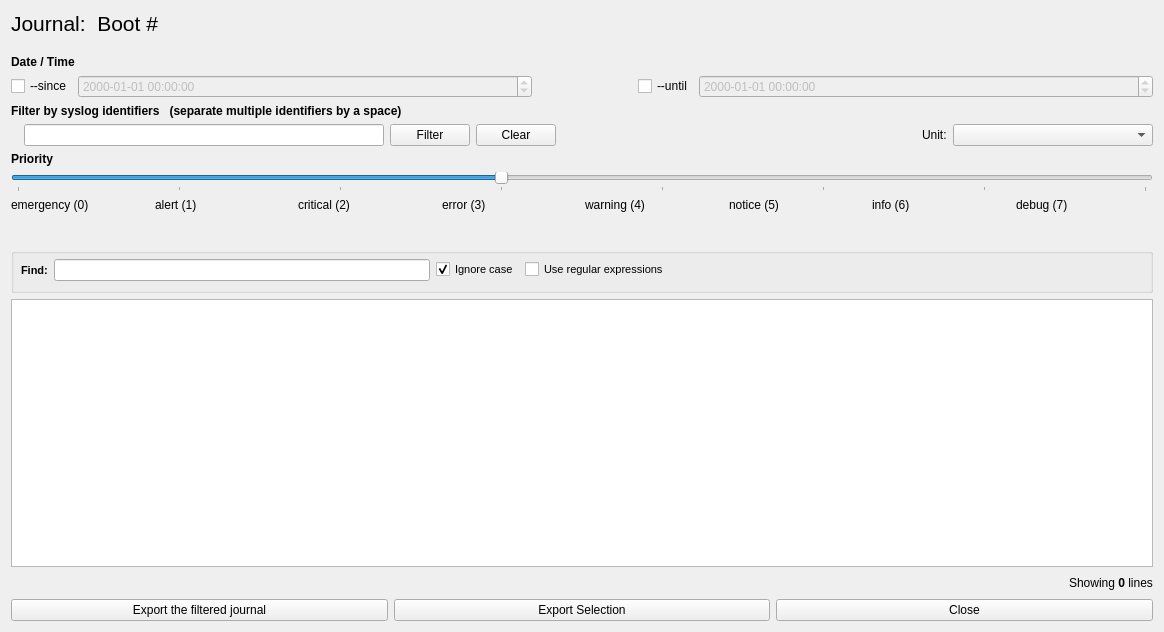
Above: ui/showbootlog.ui from mvaranda/qjournalctl before the change. Below: the same form after it.
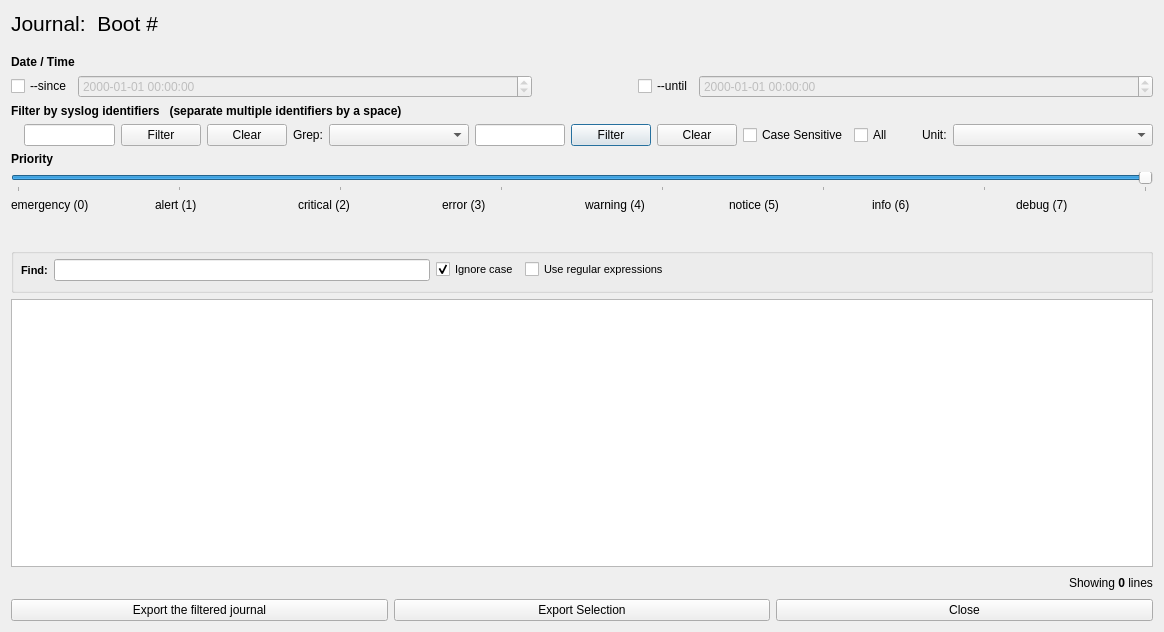
That is the form after the change. Icons and pictures are not drawn.

Commit message: add grep filter.

```diff
--- a/ui/showbootlog.ui
+++ b/ui/showbootlog.ui
@@ -273,6 +273,67 @@
          </property>
         </spacer>
        </item>
+       <item>
+        <widget class="QLabel" name="label_14">
+         <property name="text">
+          <string>Grep:</string>
+         </property>
+        </widget>
+       </item>
+       <item>
+        <widget class="QComboBox" name="grepCombo">
+         <property name="minimumSize">
+          <size>
+           <width>140</width>
+           <height>0</height>
+          </size>
+         </property>
+        </widget>
+       </item>
+       <item>
+        <widget class="QLineEdit" name="grepEditBox"/>
+       </item>
+       <item>
+        <widget class="QPushButton" name="grepFilterBt">
+         <property name="text">
+          <string>Filter</string>
+         </property>
+        </widget>
+       </item>
+       <item>
+        <widget class="QPushButton" name="grepClear">
+         <property name="text">
+          <string>Clear</string>
+         </property>
+        </widget>
+       </item>
+       <item>
+        <widget class="QCheckBox" name="caseCheckBox">
+         <property name="text">
+          <string>Case Sensitive</string>
+         </property>
+        </widget>
+       </item>
+       <item>
+        <widget class="QCheckBox" name="allCheckBox">
+         <property name="text">
+          <string>All</string>
+         </property>
+        </widget>
+       </item>
+       <item>
+        <spacer name="horizontalSpacer_6">
+         <property name="orientation">
+          <enum>Qt::Horizontal</enum>
+         </property>
+         <property name="sizeHint" stdset="0">
+          <size>
+           <width>40</width>
+           <height>20</height>
+          </size>
+         </property>
+        </spacer>
+       </item>
        <item>
         <widget class="QLabel" name="label_13">
          <property name="text">
@@ -316,7 +377,7 @@
         <number>1</number>
        </property>
        <property name="sliderPosition">
-        <number>3</number>
+        <number>7</number>
        </property>
        <property name="orientation">
         <enum>Qt::Horizontal</enum>
```
Left out of the diff: 4 changed lines with no effect on the pictures. The commit also changes 9 other files.
